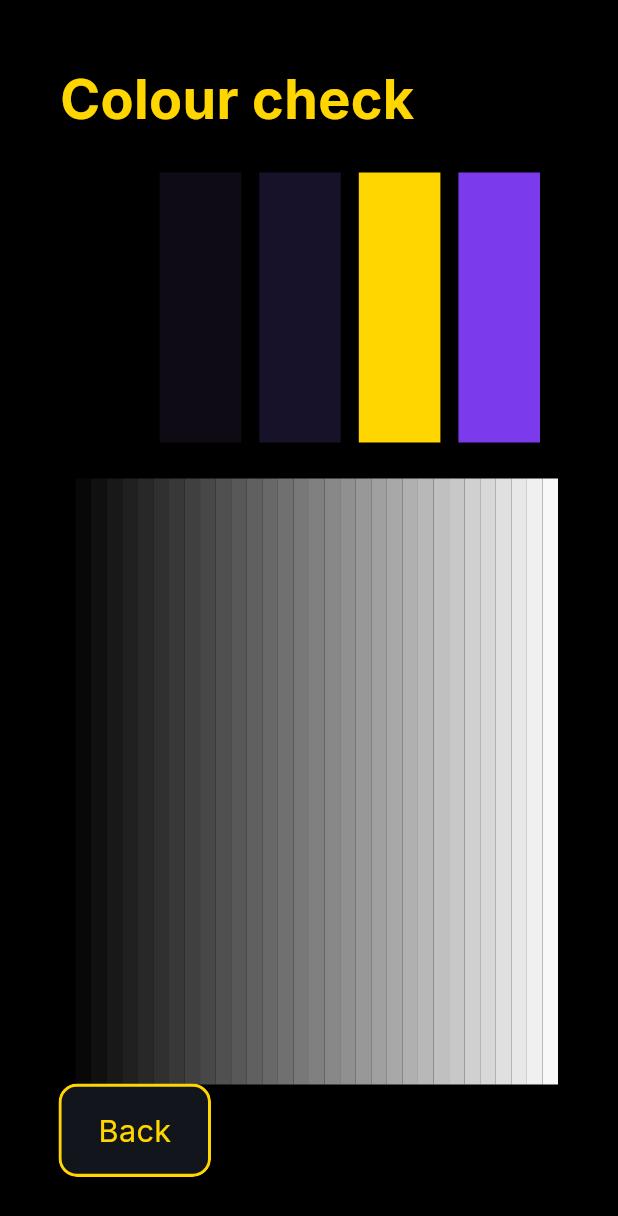
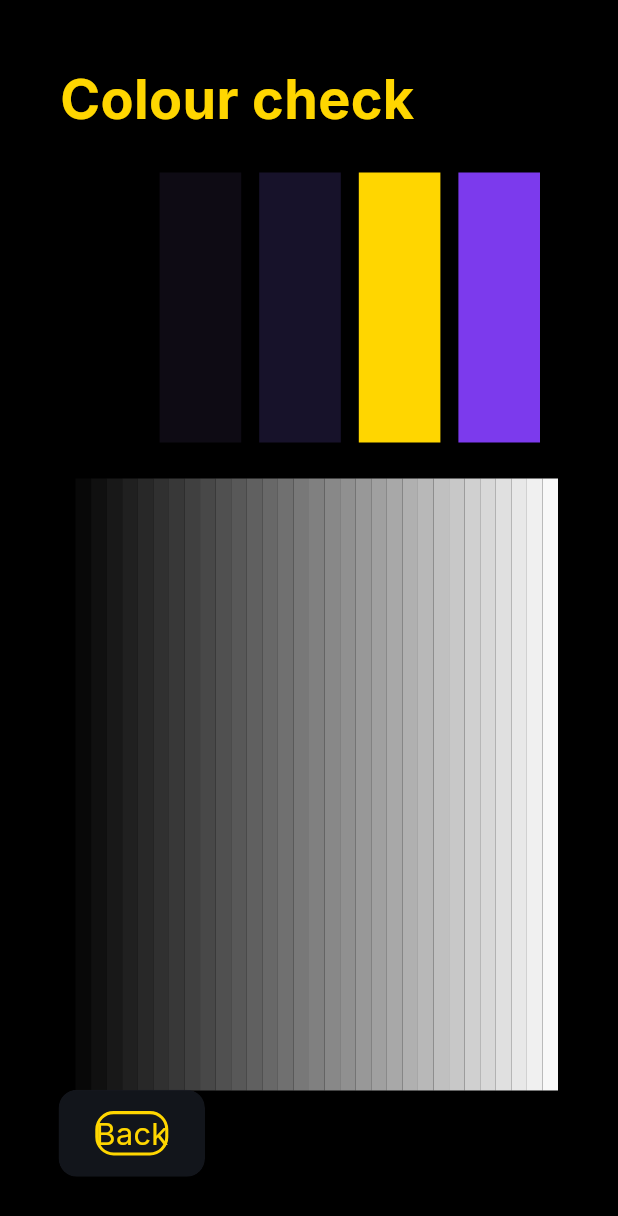
Before and after one commit to ryderbk/bingetv, a Flutter app: the ColourCheckScreen screen opened directly, on a phone screen of 412 x 824 dp. Shown: the top 1216 px of the screen. Run offline on Flutter 3.47's test engine with Material 3 defaults, Android fonts, the phone set to English and light mode, and no system bars; our stand-ins replace shared_preferences, wakelock_plus; missing offline and left inert: flutter_inappwebview; accounts and stored records are empty.

Commit message:
Keep TV focus borders visible above widget content

```diff
--- a/lib/widgets/tv_focusable.dart
+++ b/lib/widgets/tv_focusable.dart
@@ -120,6 +120,13 @@ class _TvFocusableState extends State<TvFocusable> {
                                 widget.backgroundColor)
                           : widget.backgroundColor,
                       borderRadius: BorderRadius.circular(widget.borderRadius),
+                    ),
+                    child: DecoratedBox(
+                      position: DecorationPosition.foreground,
+                      decoration: BoxDecoration(
+                        borderRadius: BorderRadius.circular(
+                          widget.borderRadius,
+                        ),
                         border: Border.all(
                           color: _isFocused
                               ? widget.focusedBorderColor
@@ -142,6 +149,7 @@ class _TvFocusableState extends State<TvFocusable> {
             ),
           ),
         ),
+      ),
     );
   }
 }
```
Lines whose indentation alone changed are shown as unchanged.
